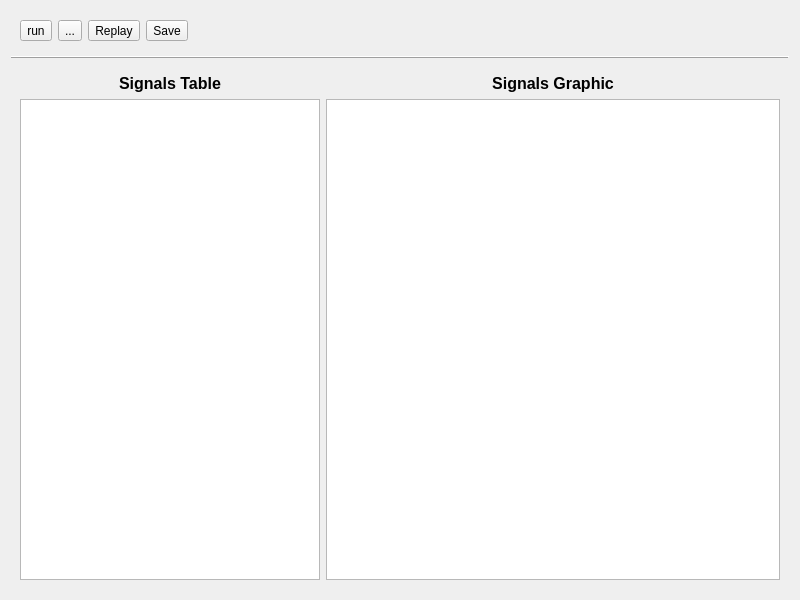
Qt form dialogs/monitordialog.ui (L-Net-1992/ADAS_AD_Developer) before a commit.
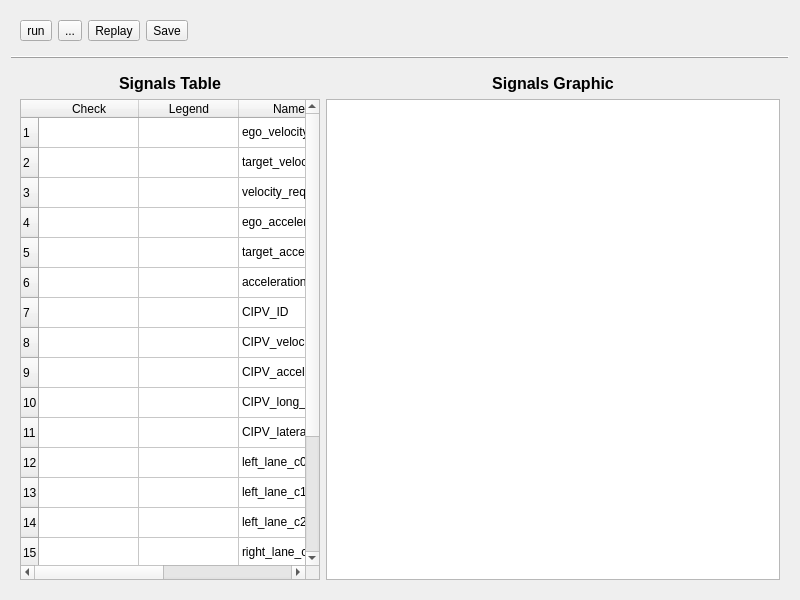
The same form after that commit. Icons and pictures are not drawn. Custom widgets are drawn as their Qt base class.

Commit message: add temp singles in monitordialog UI

The edit to the form file:
```diff
--- a/dialogs/monitordialog.ui
+++ b/dialogs/monitordialog.ui
@@ -202,7 +202,218 @@
           </widget>
          </item>
          <item>
-          <widget class="QTableWidget" name="tb_signal"/>
+          <widget class="QTableWidget" name="tb_signal">
+           <row>
+            <property name="text">
+             <string>1</string>
+            </property>
+           </row>
+           <row>
+            <property name="text">
+             <string>2</string>
+            </property>
+           </row>
+           <row>
+            <property name="text">
+             <string>3</string>
+            </property>
+           </row>
+           <row>
+            <property name="text">
+             <string>4</string>
+            </property>
+           </row>
+           <row>
+            <property name="text">
+             <string>5</string>
+            </property>
+           </row>
+           <row>
+            <property name="text">
+             <string>6</string>
+            </property>
+           </row>
+           <row>
+            <property name="text">
+             <string>7</string>
+            </property>
+           </row>
+           <row>
+            <property name="text">
+             <string>8</string>
+            </property>
+           </row>
+           <row>
+            <property name="text">
+             <string>9</string>
+            </property>
+           </row>
+           <row>
+            <property name="text">
+             <string>10</string>
+            </property>
+           </row>
+           <row>
+            <property name="text">
+             <string>11</string>
+            </property>
+           </row>
+           <row>
+            <property name="text">
+             <string>12</string>
+            </property>
+           </row>
+           <row>
+            <property name="text">
+             <string>13</string>
+            </property>
+           </row>
+           <row>
+            <property name="text">
+             <string>14</string>
+            </property>
+           </row>
+           <row>
+            <property name="text">
+             <string>15</string>
+            </property>
+           </row>
+           <row>
+            <property name="text">
+             <string>16</string>
+            </property>
+           </row>
+           <row>
+            <property name="text">
+             <string>17</string>
+            </property>
+           </row>
+           <row>
+            <property name="text">
+             <string>18</string>
+            </property>
+           </row>
+           <row>
+            <property name="text">
+             <string>19</string>
+            </property>
+           </row>
+           <column>
+            <property name="text">
+             <string>Check</string>
+            </property>
+           </column>
+           <column>
+            <property name="text">
+             <string>Legend</string>
+            </property>
+           </column>
+           <column>
+            <property name="text">
+             <string>Name</string>
+            </property>
+           </column>
+           <column>
+            <property name="text">
+             <string>Value</string>
+            </property>
+           </column>
+           <item row="0" column="2">
+            <property name="text">
+             <string>ego_velocity</string>
+            </property>
+           </item>
+           <item row="1" column="2">
+            <property name="text">
+             <string>target_velocity</string>
+            </property>
+           </item>
+           <item row="2" column="2">
+            <property name="text">
+             <string>velocity_request</string>
+            </property>
+           </item>
+           <item row="3" column="2">
+            <property name="text">
+             <string>ego_acceleration</string>
+            </property>
+           </item>
+           <item row="4" column="2">
+            <property name="text">
+             <string>target_acceleration</string>
+            </property>
+           </item>
+           <item row="5" column="2">
+            <property name="text">
+             <string>acceleration_request</string>
+            </property>
+           </item>
+           <item row="6" column="2">
+            <property name="text">
+             <string>CIPV_ID</string>
+            </property>
+           </item>
+           <item row="7" column="2">
+            <property name="text">
+             <string>CIPV_velocity</string>
+            </property>
+           </item>
+           <item row="8" column="2">
+            <property name="text">
+             <string>CIPV_acceleration</string>
+            </property>
+           </item>
+           <item row="9" column="2">
+            <property name="text">
+             <string>CIPV_long_offset</string>
+            </property>
+           </item>
+           <item row="10" column="2">
+            <property name="text">
+             <string>CIPV_lateral_offset</string>
+            </property>
+           </item>
+           <item row="11" column="2">
+            <property name="text">
+             <string>left_lane_c0</string>
+            </property>
+           </item>
+           <item row="12" column="2">
+            <property name="text">
+             <string>left_lane_c1</string>
+            </property>
+           </item>
+           <item row="13" column="2">
+            <property name="text">
+             <string>left_lane_c2</string>
+            </property>
+           </item>
+           <item row="14" column="2">
+            <property name="text">
+             <string>right_lane_c0</string>
+            </property>
+           </item>
+           <item row="15" column="2">
+            <property name="text">
+             <string>right_lane_c1</string>
+            </property>
+           </item>
+           <item row="16" column="2">
+            <property name="text">
+             <string>right_lane_c2</string>
+            </property>
+           </item>
+           <item row="17" column="2">
+            <property name="text">
+             <string>steering_angle</string>
+            </property>
+           </item>
+           <item row="18" column="2">
+            <property name="text">
+             <string>steering_angle_request</string>
+            </property>
+           </item>
+          </widget>
          </item>
         </layout>
        </widget>
```
Left out of the diff: 3 changed lines with no effect on the pictures. The commit also changes 3 other files.
